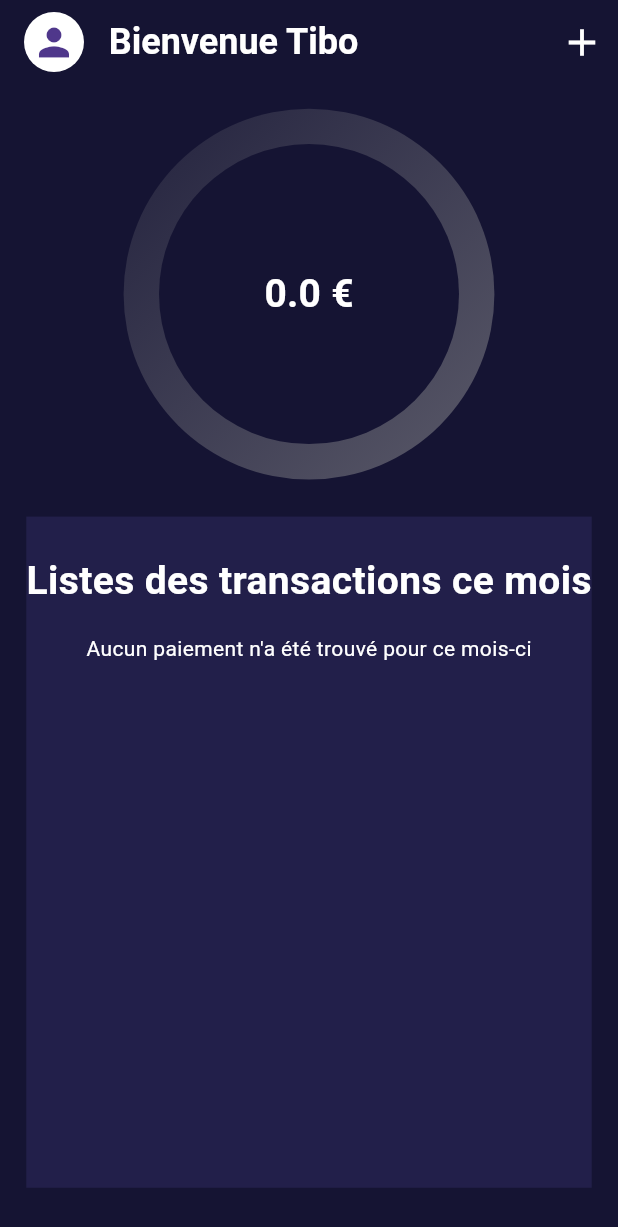
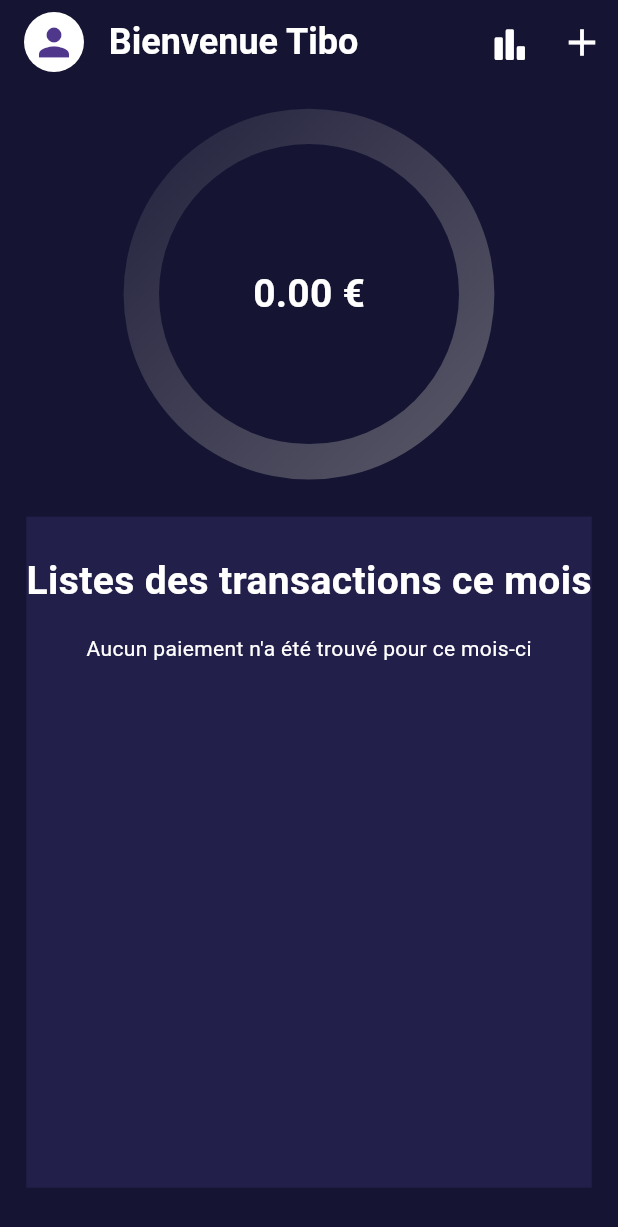
Before and after one commit to thibaultfradet/Finance, a Flutter app: the screen it shows after launch, on a phone screen of 412 x 824 dp. Shown: the top 1227 px of the screen. Run offline on Flutter 3.47's test engine with Material 3 defaults, Android fonts, the phone set to English and light mode, and no system bars; our stand-ins replace cloud_firestore, firebase_core, flutter_bloc; missing offline and left inert: date_picker_plus; accounts and stored records are empty.

Commit message:
Ajout page ajout paiement fonctionnelle mais bug sur la page acceuil mtn + rajout dépendances graphique + lien dans l'appBar mais nouvelle page a créer

```diff
--- a/finance/lib/domain/models/paiement.dart
+++ b/finance/lib/domain/models/paiement.dart
@@ -1,7 +1,7 @@
 import 'package:cloud_firestore/cloud_firestore.dart';
 
 class Paiement {
-  final int? idPaiement;
+  final String? idPaiement;
   final double montant;
   final String motif;
   final String commentaire;
@@ -9,7 +9,7 @@ class Paiement {
 
   /* Constructeur vide */
   Paiement.empty()
-      : idPaiement = 0,
+      : idPaiement = "",
         montant = 0.0,
         motif = '',
         commentaire = '',
--- a/finance/lib/presentation/blocs/ajout_paiement/ajout_paiement_state.dart
+++ b/finance/lib/presentation/blocs/ajout_paiement/ajout_paiement_state.dart
@@ -9,3 +9,7 @@ class AjoutpaiementStateInitial extends AjoutpaiementState {
 class APELoading extends AjoutpaiementState {
   const APELoading() : super();
 }
+
+class APESuccess extends AjoutpaiementState {
+  const APESuccess() : super();
+}
--- a/finance/lib/presentation/pages/home.dart
+++ b/finance/lib/presentation/pages/home.dart
@@ -3,6 +3,7 @@ import 'package:finance/presentation/pages/ajout_paiement.dart';
 import 'package:finance/presentation/widgets/paiement_item.dart';
 import 'package:finance/presentation/widgets/vertical_margin.dart';
 import 'package:finance/presentation/widgets/horizontal_margin.dart';
+import 'package:flutter/cupertino.dart';
 import 'package:flutter/material.dart';
 import 'package:flutter_bloc/flutter_bloc.dart';
 import 'package:finance/presentation/blocs/home/home_bloc.dart';
@@ -46,6 +47,22 @@ class _HomeState extends State<Home> {
                 ],
               ),
               actions: [
+                IconButton(
+                  icon: const Icon(
+                    CupertinoIcons.chart_bar_alt_fill,
+                    color: Colors.white,
+                    size: 30,
+                  ),
+                  onPressed: () {
+                    //Envoie vers l'utilisateur sur la page ajout d'un paiement
+                    Navigator.push(
+                      context,
+                      MaterialPageRoute(
+                        builder: (context) => const AjoutPaiement(),
+                      ),
+                    );
+                  },
+                ),
                 //Bouton ajout paiement
                 IconButton(
                   icon: const Icon(Icons.add, color: Colors.white, size: 30),
@@ -101,7 +118,7 @@ class _HomeState extends State<Home> {
                                   backgroundColor: const Color(0xFF151433),
                                   radius: 100,
                                   child: Text(
-                                    '${state.totalMois} €',
+                                    '${state.totalMois.toStringAsFixed(2)} €',
                                     style: const TextStyle(
                                       fontSize: 26,
                                       color: Colors.white,
--- a/finance/lib/presentation/widgets/paiement_item.dart
+++ b/finance/lib/presentation/widgets/paiement_item.dart
@@ -76,7 +76,7 @@ class _PaiementItemState extends State<PaiementItem> {
               borderRadius: BorderRadius.circular(20),
             ),
             child: Text(
-              widget.item.montant.toString(),
+              "${widget.item.montant} €",
               style: const TextStyle(
                 color: Colors.white,
                 fontWeight: FontWeight.bold,
--- a/finance/pubspec.yaml
+++ b/finance/pubspec.yaml
@@ -39,6 +39,7 @@ dependencies:
   cloud_firestore: ^5.4.4
   firebase_auth: ^5.3.1
   date_picker_plus: ^4.1.0
+  graphic: ^2.5.0
 
 dev_dependencies:
   flutter_test:
```
Also changed, not shown: finance/lib/presentation/blocs/ajout_paiement/ajout_paiement_bloc.dart (+14 -0 lines), finance/lib/presentation/pages/ajout_paiement.dart (+58 -14 lines), finance/lib/presentation/widgets/input_custom_pl.dart (+7 -1 lines), finance/pubspec.lock.
